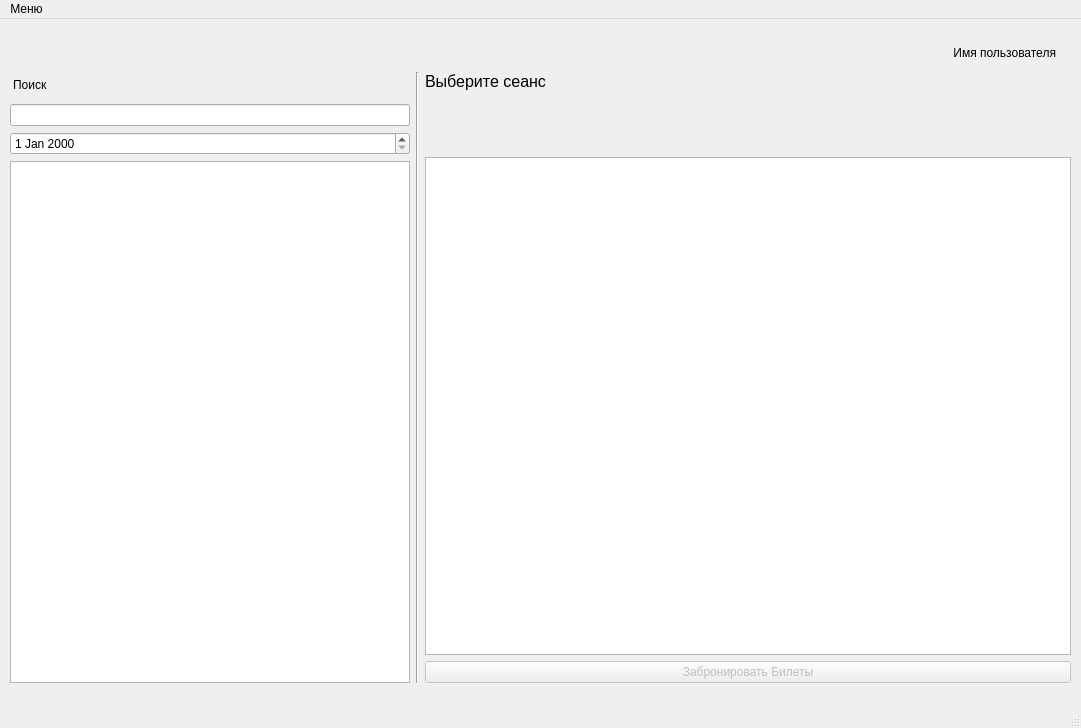
Above: interfaces/main_window_Cashier.ui from Leostrykov/ticets_system before the change. Below: the same form after it.
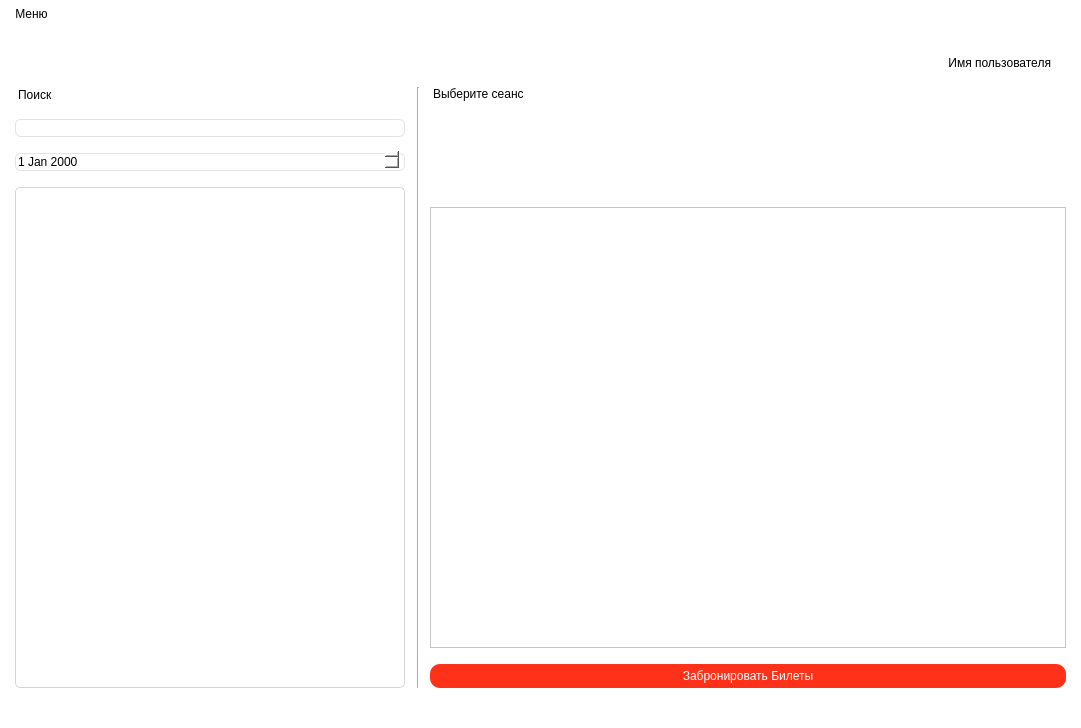
That is the form after the change. Icons and pictures are not drawn.

Diff of the .ui file:
```diff
--- a/interfaces/main_window_Cashier.ui
+++ b/interfaces/main_window_Cashier.ui
@@ -13,6 +13,11 @@
   <property name="windowTitle">
    <string>Билетная система</string>
   </property>
+  <property name="styleSheet">
+   <string notr="true">font: 9pt &quot;Arial&quot;;
+margin: 5;
+background-color: white;</string>
+  </property>
   <widget class="QWidget" name="centralwidget">
    <widget class="QWidget" name="gridLayoutWidget">
     <property name="geometry">
@@ -32,6 +37,10 @@
          <height>16777215</height>
         </size>
        </property>
+       <property name="styleSheet">
+        <string notr="true">border-radius: 6px;
+border: 1px solid rgb(226, 226, 226)</string>
+       </property>
       </widget>
      </item>
      <item row="4" column="0" rowspan="2">
@@ -48,6 +57,10 @@
          <height>16777215</height>
         </size>
        </property>
+       <property name="styleSheet">
+        <string notr="true">border-radius: 5px;
+border: 1px solid rgb(213, 213, 213);</string>
+       </property>
       </widget>
      </item>
      <item row="1" column="1" rowspan="5">
@@ -83,9 +96,10 @@
        </property>
        <property name="font">
         <font>
-         <family>Nirmala UI</family>
+         <family>Arial</family>
          <pointsize>9</pointsize>
          <weight>50</weight>
+         <italic>false</italic>
          <bold>false</bold>
         </font>
        </property>
@@ -104,7 +118,12 @@
       </widget>
      </item>
      <item row="3" column="0">
-      <widget class="QDateEdit" name="dateEdit"/>
+      <widget class="QDateEdit" name="dateEdit">
+       <property name="styleSheet">
+        <string notr="true">border-radius: 5px;
+border: 1px solid rgb(227, 227, 227)</string>
+       </property>
+      </widget>
      </item>
      <item row="1" column="2" rowspan="5">
       <layout class="QVBoxLayout" name="verticalLayout">
@@ -112,8 +131,11 @@
         <widget class="QLabel" name="session_name">
          <property name="font">
           <font>
-           <family>Nirmala UI</family>
-           <pointsize>12</pointsize>
+           <family>Arial</family>
+           <pointsize>9</pointsize>
+           <weight>50</weight>
+           <italic>false</italic>
+           <bold>false</bold>
           </font>
          </property>
          <property name="text">
@@ -157,6 +179,14 @@
          <property name="enabled">
           <bool>false</bool>
          </property>
+         <property name="styleSheet">
+          <string notr="true">QPushButton {
+	background-color: #ff3118;
+	border-radius: 10px;
+	color: white;
+	padding: 5px;
+}</string>
+         </property>
          <property name="text">
           <string>Забронировать Билеты</string>
          </property>
@@ -174,7 +204,7 @@
      <x>0</x>
      <y>0</y>
      <width>1081</width>
-     <height>26</height>
+     <height>33</height>
     </rect>
    </property>
    <widget class="QMenu" name="menu">
```
Left out of the diff: 2 changed lines with no effect on the pictures.
